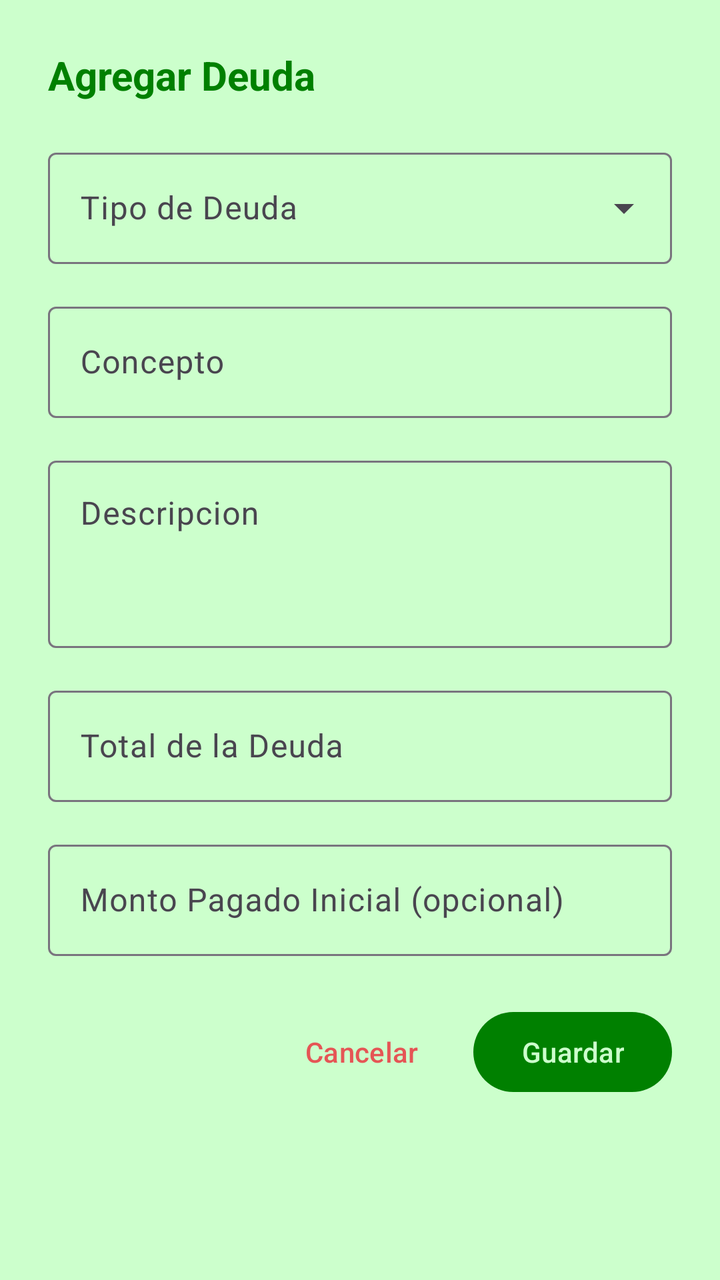
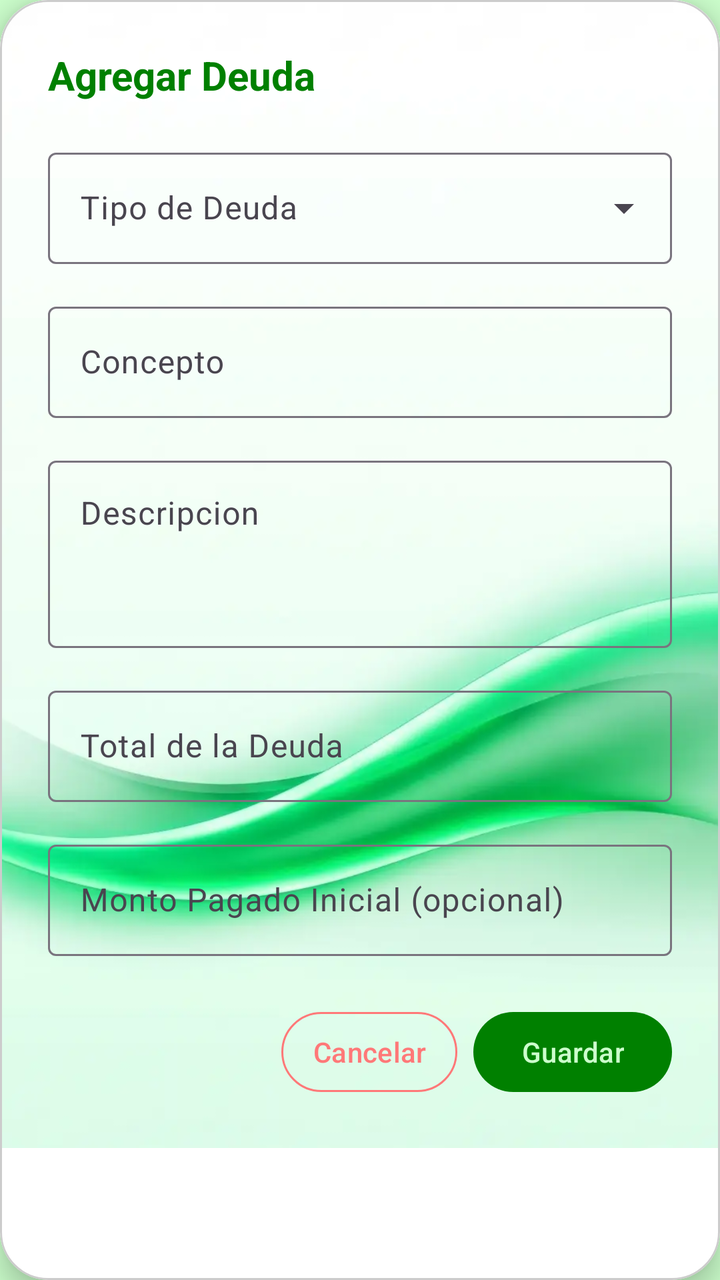

An Android layout rendered at two revisions. The XML below is the earlier revision; the diff shows what the commit changed to produce the second picture.
<!-- AndroidManifest.xml: application theme Theme.MyLittleFinanControl -->
<!-- res/layout/dialog_agregar_deuda.xml -->
<?xml version="1.0" encoding="utf-8"?>
<ScrollView xmlns:android="http://schemas.android.com/apk/res/android"
    xmlns:app="http://schemas.android.com/apk/res-auto"
    android:layout_width="match_parent"
    android:layout_height="wrap_content">

    <LinearLayout
        android:layout_width="match_parent"
        android:layout_height="wrap_content"
        android:orientation="vertical"
        android:padding="24dp">

        <TextView
            android:id="@+id/tv_titulo_dialogo"
            android:layout_width="match_parent"
            android:layout_height="wrap_content"
            android:layout_marginBottom="20dp"
            android:text="@string/txt_agregar_deuda"
            android:textColor="@color/primary"
            android:textSize="20sp"
            android:textStyle="bold" />

        
        <com.google.android.material.textfield.TextInputLayout
            style="@style/Widget.Material3.TextInputLayout.OutlinedBox.ExposedDropdownMenu"
            android:layout_width="match_parent"
            android:layout_height="wrap_content"
            android:layout_marginBottom="16dp"
            android:hint="@string/txt_tipo_deuda">

            <AutoCompleteTextView
                android:id="@+id/auto_tipo_deuda"
                android:layout_width="match_parent"
                android:layout_height="wrap_content"
                android:inputType="none" />
        </com.google.android.material.textfield.TextInputLayout>

        
        <com.google.android.material.textfield.TextInputLayout
            style="@style/Widget.Material3.TextInputLayout.OutlinedBox"
            android:layout_width="match_parent"
            android:layout_height="wrap_content"
            android:layout_marginBottom="16dp"
            android:hint="@string/et_concepto">

            <com.google.android.material.textfield.TextInputEditText
                android:id="@+id/et_concepto"
                android:layout_width="match_parent"
                android:layout_height="wrap_content"
                android:inputType="textCapSentences" />
        </com.google.android.material.textfield.TextInputLayout>

        
        <com.google.android.material.textfield.TextInputLayout
            style="@style/Widget.Material3.TextInputLayout.OutlinedBox"
            android:layout_width="match_parent"
            android:layout_height="wrap_content"
            android:layout_marginBottom="16dp"
            android:hint="@string/item_descripcion">

            <com.google.android.material.textfield.TextInputEditText
                android:id="@+id/et_descripcion"
                android:layout_width="match_parent"
                android:layout_height="wrap_content"
                android:gravity="top"
                android:inputType="textMultiLine"
                android:lines="3" />
        </com.google.android.material.textfield.TextInputLayout>

        
        <com.google.android.material.textfield.TextInputLayout
            style="@style/Widget.Material3.TextInputLayout.OutlinedBox"
            android:layout_width="match_parent"
            android:layout_height="wrap_content"
            android:layout_marginBottom="16dp"
            android:hint="@string/et_total_deuda">

            <com.google.android.material.textfield.TextInputEditText
                android:id="@+id/et_total_deuda"
                android:layout_width="match_parent"
                android:layout_height="wrap_content"
                android:inputType="numberDecimal" />
        </com.google.android.material.textfield.TextInputLayout>

        
        <com.google.android.material.textfield.TextInputLayout
            style="@style/Widget.Material3.TextInputLayout.OutlinedBox"
            android:layout_width="match_parent"
            android:layout_height="wrap_content"
            android:layout_marginBottom="24dp"
            android:hint="@string/et_total_pagado">

            <com.google.android.material.textfield.TextInputEditText
                android:id="@+id/et_total_pagado"
                android:layout_width="match_parent"
                android:layout_height="wrap_content"
                android:inputType="numberDecimal" />
        </com.google.android.material.textfield.TextInputLayout>

        <LinearLayout
            android:layout_width="match_parent"
            android:layout_height="wrap_content"
            android:gravity="end"
            android:orientation="horizontal">

            <com.google.android.material.button.MaterialButton
                android:id="@+id/btn_cancelar"
                style="@style/Widget.Material3.Button.TextButton"
                android:layout_width="wrap_content"
                android:layout_height="wrap_content"
                android:layout_marginEnd="12dp"
                android:text="@string/btn_cancelar"
                android:textColor="@color/accent_alerta" />

            <com.google.android.material.button.MaterialButton
                android:id="@+id/btn_guardar"
                android:layout_width="wrap_content"
                android:layout_height="wrap_content"
                android:text="@string/btn_guardar"
                app:backgroundTint="@color/primary" />
        </LinearLayout>
    </LinearLayout>
</ScrollView>
<!-- resources referenced by this layout -->
<resources>
  <color name="accent_alerta">#E55555</color>
  <color name="primary">#008000</color>
  <string name="btn_cancelar">Cancelar</string>
  <string name="btn_guardar">Guardar</string>
  <string name="et_concepto">Concepto</string>
  <string name="et_total_deuda">Total de la Deuda</string>
  <string name="et_total_pagado">Monto Pagado Inicial (opcional)</string>
  <string name="item_descripcion">Descripcion</string>
  <string name="txt_agregar_deuda">Agregar Deuda</string>
  <string name="txt_tipo_deuda">Tipo de Deuda</string>
  <style name="Theme.MyLittleFinanControl" parent="Base.Theme.MyLittleFinanControl" />
  <style name="Base.Theme.MyLittleFinanControl" parent="Theme.Material3.DayNight.NoActionBar">
          
          <item name="colorPrimary">@color/primary</item>
          <item name="colorOnPrimary">@color/white</item>
          <item name="colorSecondary">@color/secondary</item>
          <item name="colorOnSecondary">@color/white</item>
          
          
          <item name="android:windowBackground">@color/background_light</item>
          <item name="colorSurface">@color/background_light</item>
          
          
          <item name="colorError">@color/accent_alerta</item>
          
          
          <item name="android:statusBarColor">@color/background_light</item>
          <item name="android:windowLightStatusBar">true</item>
      </style>
  <color name="white">#CCFFCC</color>
  <color name="secondary">#33FF00</color>
  <color name="background_light">#CCFFCC</color>
</resources>

<!-- the commit's change to res/layout/dialog_agregar_deuda.xml (unified diff, before → after) -->
@@ -1,123 +1,156 @@
 <?xml version="1.0" encoding="utf-8"?>
-<ScrollView xmlns:android="http://schemas.android.com/apk/res/android"
+<com.google.android.material.card.MaterialCardView xmlns:android="http://schemas.android.com/apk/res/android"
     xmlns:app="http://schemas.android.com/apk/res-auto"
     android:layout_width="match_parent"
-    android:layout_height="wrap_content">
+    android:layout_height="wrap_content"
+    android:layout_margin="16dp"
+    app:cardCornerRadius="24dp"
+    app:cardElevation="8dp"
+    app:cardBackgroundColor="@android:color/white"
+    app:strokeWidth="1dp"
+    app:strokeColor="#CCCCCC">
 
-    <LinearLayout
+    
+    <RelativeLayout
         android:layout_width="match_parent"
-        android:layout_height="wrap_content"
-        android:orientation="vertical"
-        android:padding="24dp">
+        android:layout_height="wrap_content">
 
-        <TextView
-            android:id="@+id/tv_titulo_dialogo"
+        
+        <ImageView
+            android:id="@+id/imagenFondo"
+            android:layout_width="match_parent"
+            android:layout_height="0dp"
+            android:layout_alignTop="@id/scrollViewContenido"
+            android:layout_alignBottom="@id/scrollViewContenido"
+            android:src="@drawable/background_1"
+            android:scaleType="centerCrop" />
+
+        
+        <ScrollView
+            android:id="@+id/scrollViewContenido"
             android:layout_width="match_parent"
             android:layout_height="wrap_content"
-            android:layout_marginBottom="20dp"
-            android:text="@string/txt_agregar_deuda"
-            android:textColor="@color/primary"
-            android:textSize="20sp"
-            android:textStyle="bold" />
+            android:background="@android:color/transparent">
 
-        
-        <com.google.android.material.textfield.TextInputLayout
-            style="@style/Widget.Material3.TextInputLayout.OutlinedBox.ExposedDropdownMenu"
-            android:layout_width="match_parent"
-            android:layout_height="wrap_content"
-            android:layout_marginBottom="16dp"
-            android:hint="@string/txt_tipo_deuda">
-
-            <AutoCompleteTextView
-                android:id="@+id/auto_tipo_deuda"
+            <LinearLayout
                 android:layout_width="match_parent"
                 android:layout_height="wrap_content"
-                android:inputType="none" />
-        </com.google.android.material.textfield.TextInputLayout>
+                android:orientation="vertical"
+                android:padding="24dp">
 
-        
-        <com.google.android.material.textfield.TextInputLayout
-            style="@style/Widget.Material3.TextInputLayout.OutlinedBox"
-            android:layout_width="match_parent"
-            android:layout_height="wrap_content"
-            android:layout_marginBottom="16dp"
-            android:hint="@string/et_concepto">
+                <TextView
+                    android:id="@+id/tv_titulo_dialogo"
+                    android:layout_width="match_parent"
+                    android:layout_height="wrap_content"
+                    android:layout_marginBottom="20dp"
+                    android:text="@string/txt_agregar_deuda"
+                    android:textColor="@color/primary"
+                    android:textSize="20sp"
+                    android:textStyle="bold" />
 
-            <com.google.android.material.textfield.TextInputEditText
-                android:id="@+id/et_concepto"
-                android:layout_width="match_parent"
-                android:layout_height="wrap_content"
-                android:inputType="textCapSentences" />
-        </com.google.android.material.textfield.TextInputLayout>
+                
+                <com.google.android.material.textfield.TextInputLayout
+                    style="@style/Widget.Material3.TextInputLayout.OutlinedBox.ExposedDropdownMenu"
+                    android:layout_width="match_parent"
+                    android:layout_height="wrap_content"
+                    android:layout_marginBottom="16dp"
+                    android:hint="@string/txt_tipo_deuda">
 
-        
-        <com.google.android.material.textfield.TextInputLayout
-            style="@style/Widget.Material3.TextInputLayout.OutlinedBox"
-            android:layout_width="match_parent"
-            android:layout_height="wrap_content"
-            android:layout_marginBottom="16dp"
-            android:hint="@string/item_descripcion">
+                    <AutoCompleteTextView
+                        android:id="@+id/auto_tipo_deuda"
+                        android:layout_width="match_parent"
+                        android:layout_height="wrap_content"
+                        android:inputType="none" />
+                </com.google.android.material.textfield.TextInputLayout>
 
-            <com.google.android.material.textfield.TextInputEditText
-                android:id="@+id/et_descripcion"
-                android:layout_width="match_parent"
-                android:layout_height="wrap_content"
-                android:gravity="top"
-                android:inputType="textMultiLine"
-                android:lines="3" />
-        </com.google.android.material.textfield.TextInputLayout>
+                
+                <com.google.android.material.textfield.TextInputLayout
+                    style="@style/Widget.Material3.TextInputLayout.OutlinedBox"
+                    android:layout_width="match_parent"
+                    android:layout_height="wrap_content"
+                    android:layout_marginBottom="16dp"
+                    android:hint="@string/et_concepto">
 
-        
-        <com.google.android.material.textfield.TextInputLayout
-            style="@style/Widget.Material3.TextInputLayout.OutlinedBox"
-            android:layout_width="match_parent"
-            android:layout_height="wrap_content"
-            android:layout_marginBottom="16dp"
-            android:hint="@string/et_total_deuda">
+                    <com.google.android.material.textfield.TextInputEditText
+                        android:id="@+id/et_concepto"
+                        android:layout_width="match_parent"
+                        android:layout_height="wrap_content"
+                        android:inputType="textCapSentences" />
+                </com.google.android.material.textfield.TextInputLayout>
 
-            <com.google.android.material.textfield.TextInputEditText
-                android:id="@+id/et_total_deuda"
-                android:layout_width="match_parent"
-                android:layout_height="wrap_content"
-                android:inputType="numberDecimal" />
-        </com.google.android.material.textfield.TextInputLayout>
+                
+                <com.google.android.material.textfield.TextInputLayout
+                    style="@style/Widget.Material3.TextInputLayout.OutlinedBox"
+                    android:layout_width="match_parent"
+                    android:layout_height="wrap_content"
+                    android:layout_marginBottom="16dp"
+                    android:hint="@string/item_descripcion">
 
-        
-        <com.google.android.material.textfield.TextInputLayout
-            style="@style/Widget.Material3.TextInputLayout.OutlinedBox"
-            android:layout_width="match_parent"
-            android:layout_height="wrap_content"
-            android:layout_marginBottom="24dp"
-            android:hint="@string/et_total_pagado">
+                    <com.google.android.material.textfield.TextInputEditText
+                        android:id="@+id/et_descripcion"
+                        android:layout_width="match_parent"
+                        android:layout_height="wrap_content"
+                        android:gravity="top"
+                        android:inputType="textMultiLine"
+                        android:lines="3" />
+                </com.google.android.material.textfield.TextInputLayout>
 
-            <com.google.android.material.textfield.TextInputEditText
-                android:id="@+id/et_total_pagado"
-                android:layout_width="match_parent"
-                android:layout_height="wrap_content"
-                android:inputType="numberDecimal" />
-        </com.google.android.material.textfield.TextInputLayout>
+                
+                <com.google.android.material.textfield.TextInputLayout
+                    style="@style/Widget.Material3.TextInputLayout.OutlinedBox"
+                    android:layout_width="match_parent"
+                    android:layout_height="wrap_content"
+                    android:layout_marginBottom="16dp"
+                    android:hint="@string/et_total_deuda">
 
-        <LinearLayout
-            android:layout_width="match_parent"
-            android:layout_height="wrap_content"
-            android:gravity="end"
-            android:orientation="horizontal">
+                    <com.google.android.material.textfield.TextInputEditText
+                        android:id="@+id/et_total_deuda"
+                        android:layout_width="match_parent"
+                        android:layout_height="wrap_content"
+                        android:inputType="numberDecimal" />
+                </com.google.android.material.textfield.TextInputLayout>
 
-            <com.google.android.material.button.MaterialButton
-                android:id="@+id/btn_cancelar"
-                style="@style/Widget.Material3.Button.TextButton"
-                android:layout_width="wrap_content"
-                android:layout_height="wrap_content"
-                android:layout_marginEnd="12dp"
-                android:text="@string/btn_cancelar"
-                android:textColor="@color/accent_alerta" />
+                
+                <com.google.android.material.textfield.TextInputLayout
+                    style="@style/Widget.Material3.TextInputLayout.OutlinedBox"
+                    android:layout_width="match_parent"
+                    android:layout_height="wrap_content"
+                    android:layout_marginBottom="24dp"
+                    android:hint="@string/et_total_pagado">
 
-            <com.google.android.material.button.MaterialButton
-                android:id="@+id/btn_guardar"
-                android:layout_width="wrap_content"
-                android:layout_height="wrap_content"
-                android:text="@string/btn_guardar"
-                app:backgroundTint="@color/primary" />
-        </LinearLayout>
-    </LinearLayout>
-</ScrollView>
+                    <com.google.android.material.textfield.TextInputEditText
+                        android:id="@+id/et_total_pagado"
+                        android:layout_width="match_parent"
+                        android:layout_height="wrap_content"
+                        android:inputType="numberDecimal" />
+                </com.google.android.material.textfield.TextInputLayout>
+
+                <LinearLayout
+                    android:layout_width="match_parent"
+                    android:layout_height="wrap_content"
+                    android:gravity="end"
+                    android:orientation="horizontal">
+
+                    
+                    <com.google.android.material.button.MaterialButton
+                        android:id="@+id/btn_cancelar"
+                        style="@style/Widget.Material3.Button.TextButton"
+                        android:layout_width="wrap_content"
+                        android:layout_height="wrap_content"
+                        android:layout_marginEnd="8dp"
+                        android:text="@string/btn_cancelar"
+                        app:strokeWidth="1dp"
+                        app:strokeColor="@color/accent_alerta"
+                        android:textColor="@color/accent_alerta" />
+
+                    <com.google.android.material.button.MaterialButton
+                        android:id="@+id/btn_guardar"
+                        android:layout_width="wrap_content"
+                        android:layout_height="wrap_content"
+                        android:text="@string/btn_guardar"
+                        app:backgroundTint="@color/primary" />
+                </LinearLayout>
+            </LinearLayout>
+        </ScrollView>
+    </RelativeLayout>
+</com.google.android.material.card.MaterialCardView>
<!-- resource entries referenced after the edit -->
@@ -1,7 +1,8 @@
 <!-- resources referenced by this layout -->
 <resources>
-  <color name="accent_alerta">#E55555</color>
+  <color name="accent_alerta">#FF7878</color>
   <color name="primary">#008000</color>
+  <!-- drawable background_1: webp bitmap (drawable, 18726 bytes) -->
   <string name="btn_cancelar">Cancelar</string>
   <string name="btn_guardar">Guardar</string>
   <string name="et_concepto">Concepto</string>
